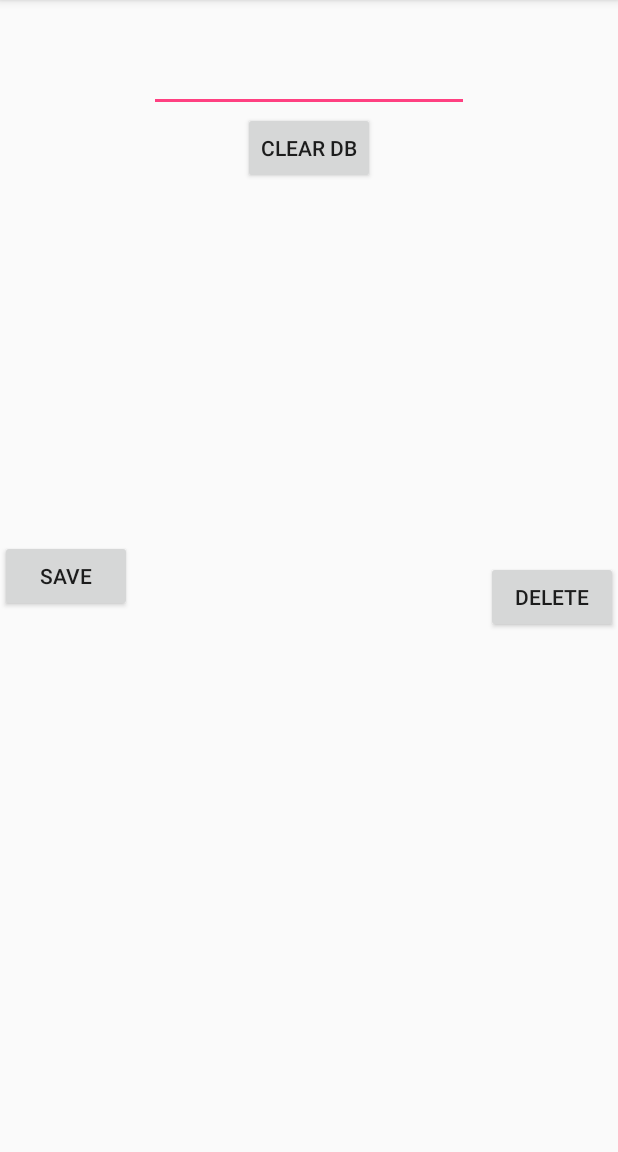
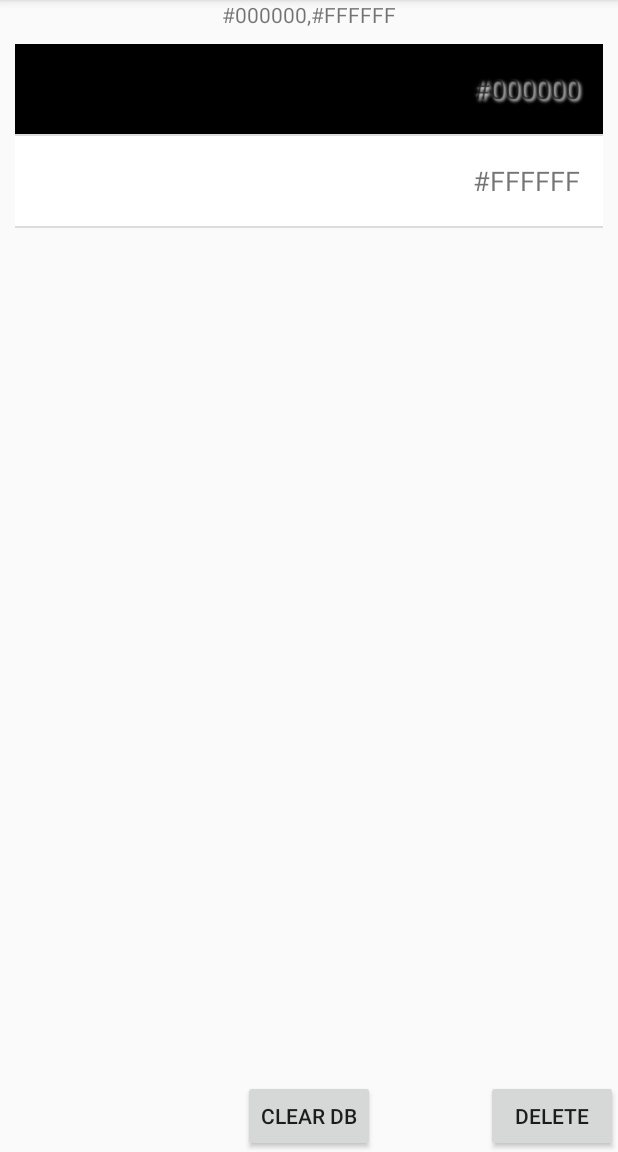
Before and after one commit to KevinMulkearn/SiteColorGrabber, an Android app: the screen it shows after launch (SavedColorActivity), in the options menu, after a tap on "Saved Colors", on a phone screen of 412 x 824 dp, the part 84-1236 px from its top. Run offline under Robolectric (Android 15) with nearby library versions, the phone set to English and light mode, and no system bars.

Commit message:
SQLite color save option added.

```diff
--- a/app/src/main/java/com/mulkearn/kevin/sitecolorgrabber/DBHandler.java
+++ b/app/src/main/java/com/mulkearn/kevin/sitecolorgrabber/DBHandler.java
@@ -18,12 +18,11 @@ public class DBHandler extends SQLiteOpenHelper{
         super(context, DATABASE_NAME, factory, DATABASE_VERSION);
     }
 
-
     @Override
     public void onCreate(SQLiteDatabase db) {
         //Is called the very first time the app runs (i.e. create new table)
         String query = "CREATE TABLE " + TABLE_COLORS + "(" +
-                COLUMN_ID + " INTEGER PRIMARY KEY AUTOINCREMENT, " +
+                COLUMN_ID + " INTEGER PRIMARY KEY AUTOINCREMENT NOT NULL, " +
                 COLUMN_COLORNAME + " TEXT " +
                 ");";
         db.execSQL(query);//execute SQL query
@@ -40,10 +39,13 @@ public class DBHandler extends SQLiteOpenHelper{
     public void addColor(Colors color){
         SQLiteDatabase db = getWritableDatabase(); //Get DB connection
         ContentValues values = new ContentValues();
-
         values.put(COLUMN_COLORNAME, color.get_colorname());
 
         db.insert(TABLE_COLORS, null, values); //Inserts new row in table
+        db.execSQL("DELETE FROM " + TABLE_COLORS + " WHERE " + COLUMN_ID + " NOT IN " +
+                "(SELECT " + COLUMN_ID + " FROM " + TABLE_COLORS + " ORDER BY " +
+                COLUMN_ID + " DESC LIMIT 40);"); //Limit number of color to 40
+
         db.close();
     }
 
@@ -63,23 +65,16 @@ public class DBHandler extends SQLiteOpenHelper{
     public String databaseToString(){
         String dbString = "";
         SQLiteDatabase db = getWritableDatabase(); //Get DB connection
-        String query = "SELECT * FROM " + TABLE_COLORS;// + " WHERE 1";
+        //String query = "SELECT * FROM " + TABLE_COLORS;// + " WHERE 1";
+        String query = "SELECT * FROM " + TABLE_COLORS + " ORDER BY " + COLUMN_ID + " DESC";// Most recent at the top
 
         Cursor c = db.rawQuery(query, null); //Cursor point to a location in your results
         c.moveToFirst(); //Move to first row of results
 
         //Loop through database and add to string
-//        while(!c.isAfterLast()){//Not after the last row
-//            if(c.getString(c.getColumnIndex("_colorname")) != null){
-//                dbString += c.getString(c.getColumnIndex("_colorname"));
-//                dbString += "\n";
-//            }
-//            c.moveToNext();
-//        }
-        while(!c.isAfterLast()){//Not after the last row
-
+        while(!c.isAfterLast()){
             dbString += c.getString(c.getColumnIndex("_colorname"));
-            dbString += "\n";
+            dbString += ",";
             c.moveToNext();
         }
         c.close();
--- a/app/src/main/java/com/mulkearn/kevin/sitecolorgrabber/MainActivity.java
+++ b/app/src/main/java/com/mulkearn/kevin/sitecolorgrabber/MainActivity.java
@@ -47,6 +47,7 @@ public class MainActivity extends AppCompatActivity {
     ListAdapter colorAdapter;
     TextView addressName;
     Toast t1, t2;
+    DBHandler dbHandler;
 
     String[] defaultColor  = {"#FFFFFF","#000000"};
     String[] colorArray; //Default Colours
@@ -62,22 +63,6 @@ public class MainActivity extends AppCompatActivity {
             colorAdapter = new CustomAdapter(MainActivity.this, colorArray); //use my custom adapter
             colorList.setAdapter(colorAdapter);
 
-            colorList.setOnItemClickListener(new android.widget.AdapterView.OnItemClickListener() {
-                @Override
-                public void onItemClick(AdapterView<?> parent, View view, int position, long id) {
-
-                    if(t2 != null){
-                        t2.cancel();
-                    }
-                    String item = (String) colorList.getItemAtPosition(position);
-                    ClipboardManager clipboard = (ClipboardManager) getSystemService(Context.CLIPBOARD_SERVICE);
-                    ClipData clip = ClipData.newPlainText("Hex Value", item);
-                    clipboard.setPrimaryClip(clip);
-                    t2 = Toast.makeText(MainActivity.this, item + " Copied to Clipboard", Toast.LENGTH_SHORT);
-                    t2.show();
-                }
-            });
-
             t1.cancel();
             Toast.makeText(MainActivity.this, message, Toast.LENGTH_SHORT).show();
         }
@@ -92,6 +77,8 @@ public class MainActivity extends AppCompatActivity {
         searchButton = (Button) findViewById(R.id.searchButton);
         colorList = (ListView) findViewById(R.id.listView);
         addressName = (TextView) findViewById(R.id.addressName);
+
+        dbHandler = new DBHandler(this, null, null, 1);//check constructor for more info
 
         //On Keyboard Enter Click
         addressBar.setOnKeyListener(
@@ -114,6 +101,30 @@ public class MainActivity extends AppCompatActivity {
                     }
                 }
         );
+
+
+        colorList.setOnItemClickListener(new android.widget.AdapterView.OnItemClickListener() {
+            @Override
+            public void onItemClick(AdapterView<?> parent, View view, int position, long id) {
+
+                if(t2 != null){
+                    t2.cancel();
+                }
+                String item = (String) colorList.getItemAtPosition(position);
+
+                Colors color = new Colors(item);
+                dbHandler.addColor(color);
+
+                ClipboardManager clipboard = (ClipboardManager) getSystemService(Context.CLIPBOARD_SERVICE);
+                ClipData clip = ClipData.newPlainText("Hex Value", item);
+                clipboard.setPrimaryClip(clip);
+                t2 = Toast.makeText(MainActivity.this, item + " Copied to Clipboard", Toast.LENGTH_SHORT);
+                t2.show();
+            }
+        });
+
+
+
     }
 
     public boolean onCreateOptionsMenu(Menu menu) {
@@ -127,6 +138,9 @@ public class MainActivity extends AppCompatActivity {
             case R.id.saved:
                 Intent i_saved = new Intent(this, SavedColorActivity.class);
                 startActivity(i_saved);
+                return true;
+            case R.id.saveClipBoard:
+                //Remove if not used
                 return true;
             case R.id.about:
                 Intent i_about = new Intent(this, AboutActivity.class);
@@ -151,8 +165,7 @@ public class MainActivity extends AppCompatActivity {
                     urlColor = Color.parseColor("#00CC00");
                     String colors = getWebsite(formattedUrl);
                     colorArray = colors.split(", ");
-                    //message = "Found";
-                    if (colorArray.length ==2 ){
+                    if (colorArray.length == 2){
                         message = "No Colors Found";
                     } else{
                         message = "Colors Found";
@@ -229,7 +242,7 @@ public class MainActivity extends AppCompatActivity {
         Collections.sort(allColors); //sort array
 
         sorted = allColors.toString();
-        sorted = sorted.substring(1,sorted.length()-1);
+        sorted = sorted.substring(1,sorted.length()-1); //Remove [] brackets
 
         return sorted;
     }
--- a/app/src/main/java/com/mulkearn/kevin/sitecolorgrabber/SavedColorActivity.java
+++ b/app/src/main/java/com/mulkearn/kevin/sitecolorgrabber/SavedColorActivity.java
@@ -1,17 +1,21 @@
 package com.mulkearn.kevin.sitecolorgrabber;
-
 
 import android.os.Bundle;
 import android.support.v7.app.AppCompatActivity;
 import android.view.View;
-import android.widget.EditText;
+import android.widget.ListAdapter;
+import android.widget.ListView;
 import android.widget.TextView;
 
 public class SavedColorActivity extends AppCompatActivity{
 
     TextView colorsText;
-    EditText colorInput;
     DBHandler dbHandler;
+    ListView savedColorsList;
+    ListAdapter colorAdapter;
+
+    String dbString;
+    String[] savedColorsArray;
 
     @Override
     protected void onCreate(Bundle savedInstanceState) {
@@ -19,33 +23,41 @@ public class SavedColorActivity extends AppCompatActivity{
         setContentView(R.layout.activity_saved_color);
 
         colorsText = (TextView) findViewById(R.id.colorsText);
-        colorInput = (EditText) findViewById(R.id.colorInput);
-        dbHandler = new DBHandler(this, null, null, 1);//check constructor for more info
+        savedColorsList = (ListView) findViewById(R.id.savedColorsList);
+
+        dbHandler = new DBHandler(this, null, null, 1);
 
         printDatabase();
     }
 
-    public void saveButtonClick(View view){
-        Colors color = new Colors(colorInput.getText().toString());
-        dbHandler.addColor(color);
-        printDatabase();
-    }
 
     public void deleteButtonClick(View view){
-        String inputColor = colorInput.getText().toString();
-        dbHandler.deleteColor(inputColor);
-        printDatabase();
+//        String inputColor = colorInput.getText().toString();
+//        dbHandler.deleteColor(inputColor);
+//        printDatabase();
     }
 
     public void clearAllClicked(View view){
         dbHandler.clearColors();
+        //Add black and white list can't be empty
+        Colors color1 = new Colors("#FFFFFF");
+        dbHandler.addColor(color1);
+        Colors color2 = new Colors("#000000");
+        dbHandler.addColor(color2);
         printDatabase();
     }
 
     public void printDatabase(){
-        String dbString = dbHandler.databaseToString();
-        colorsText.setText(dbString);
-        colorInput.setText("");
+        if(dbHandler.databaseToString().length() > 4){ //At least one color
+            dbString = dbHandler.databaseToString();
+            dbString = dbString.substring(0,dbString.length()-1); //Remove , at end
+        } else {
+            dbString = "#FFFFFF,#000000";
+        }
+        colorsText.setText(dbString);//Remove when done
+        savedColorsArray = dbString.split(",");
+        colorAdapter = new CustomAdapter(SavedColorActivity.this, savedColorsArray); //use my custom adapter
+        savedColorsList.setAdapter(colorAdapter); //set list colors
     }
 
 }
--- a/app/src/main/res/layout/activity_saved_color.xml
+++ b/app/src/main/res/layout/activity_saved_color.xml
@@ -1,52 +1,45 @@
 <?xml version="1.0" encoding="utf-8"?>
 <RelativeLayout xmlns:android="http://schemas.android.com/apk/res/android"
     android:layout_width="match_parent" android:layout_height="match_parent">
+
 
     <TextView
         android:id="@+id/colorsText"
         android:layout_width="wrap_content"
         android:layout_height="wrap_content"
+        android:layout_alignParentTop="true"
         android:layout_centerHorizontal="true"
         android:layout_centerVertical="true"
         android:text="Colors" />
 
-    <Button
-        android:id="@+id/saveButton"
-        android:layout_width="wrap_content"
-        android:layout_height="wrap_content"
-        android:layout_alignBaseline="@+id/colorsText"
-        android:layout_alignBottom="@+id/colorsText"
-        android:layout_alignParentLeft="true"
-        android:layout_alignParentStart="true"
-        android:onClick="saveButtonClick"
-        android:text="Save" />
+    <ListView
+        android:id="@+id/savedColorsList"
+        android:layout_width="match_parent"
+        android:layout_height="match_parent"
+        android:layout_below="@id/colorsText"
+        android:layout_above="@id/clearAllButton"
+        android:layout_centerHorizontal="true"
+        android:layout_marginEnd="10dp"
+        android:layout_marginStart="10dp"
+        android:layout_marginTop="10dp" />
+
 
     <Button
         android:id="@+id/deleteButton"
         android:layout_width="wrap_content"
         android:layout_height="wrap_content"
-        android:layout_alignParentEnd="true"
+        android:layout_alignParentBottom="true"
         android:layout_alignParentRight="true"
-        android:layout_alignTop="@+id/colorsText"
         android:onClick="deleteButtonClick"
         android:text="Delete" />
 
-    <EditText
-        android:id="@+id/colorInput"
-        android:layout_width="wrap_content"
-        android:layout_height="wrap_content"
-        android:layout_alignParentTop="true"
-        android:layout_centerHorizontal="true"
-        android:layout_marginTop="29dp"
-        android:ems="10"
-        android:inputType="textPersonName"
-        android:text="Color" />
+
 
     <Button
         android:id="@+id/clearAllButton"
         android:layout_width="wrap_content"
         android:layout_height="wrap_content"
-        android:layout_below="@+id/colorInput"
+        android:layout_alignParentBottom="true"
         android:layout_centerHorizontal="true"
         android:onClick="clearAllClicked"
         android:text="Clear DB" />
--- a/app/src/main/res/menu/menu_main.xml
+++ b/app/src/main/res/menu/menu_main.xml
@@ -5,6 +5,9 @@
         android:id="@+id/saved"
         android:title="Saved Colors" />
     <item
+        android:id="@+id/saveClipBoard"
+        android:title="Add to Saved" />
+    <item
         android:id="@+id/about"
         android:title="About" />
 
```
